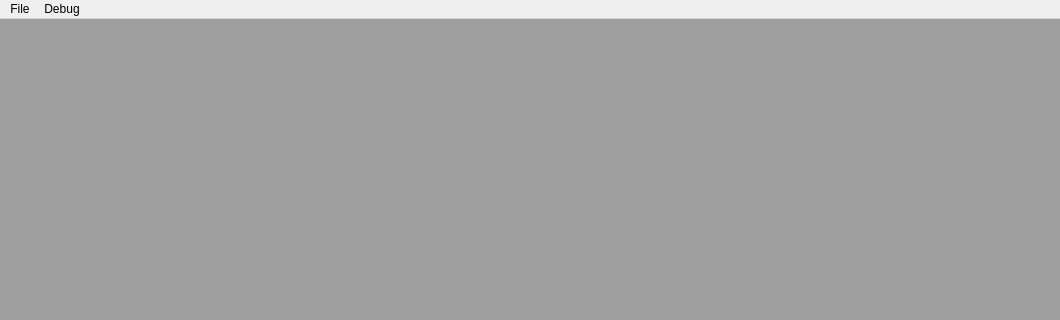
Qt form native/src/DovahKit/ui/main_window.ui (DavidJCobb/DovahKit) before a commit; both pictures show x 0 to 1060 and y 0 to 320 of the 1060 by 793 pixel window.
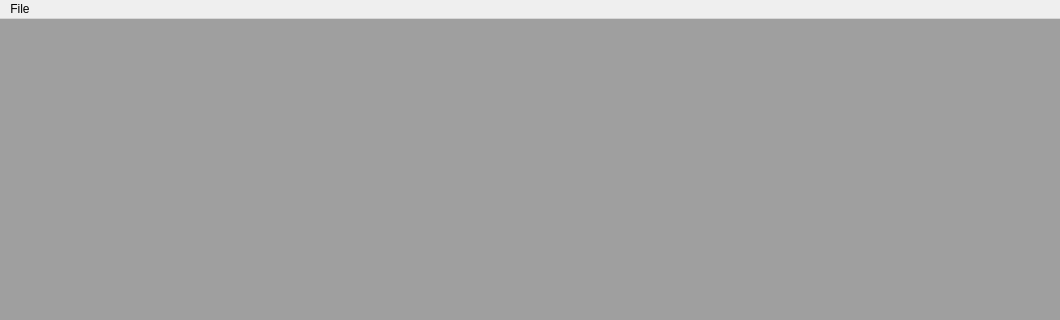
The same form after that commit.

The edit to the form file:
```diff
--- a/native/src/DovahKit/ui/main_window.ui
+++ b/native/src/DovahKit/ui/main_window.ui
@@ -47,15 +47,7 @@
     </property>
     <addaction name="actionOpen"/>
    </widget>
-   <widget class="QMenu" name="menuDebug">
-    <property name="title">
-     <string>Debug</string>
-    </property>
-    <addaction name="actionDebugLoadSkyrim"/>
-    <addaction name="actionDebugLoadDawnguard"/>
-   </widget>
    <addaction name="menuFile"/>
-   <addaction name="menuDebug"/>
   </widget>
   <widget class="QStatusBar" name="statusbar"/>
   <action name="actionOpen">
```
